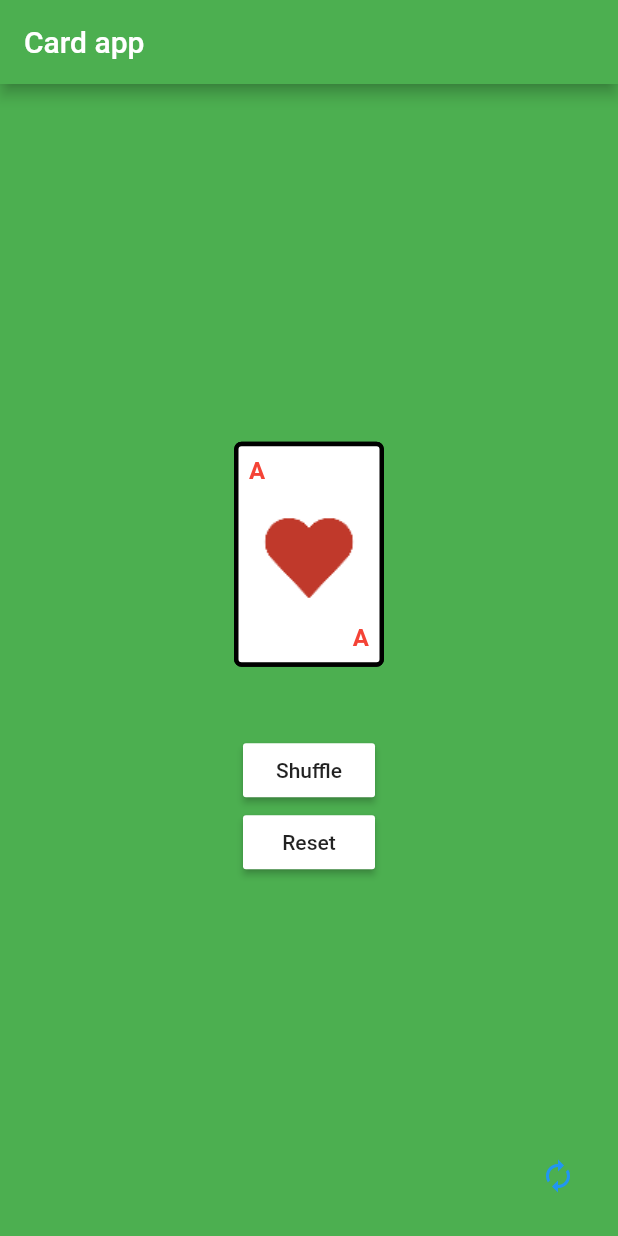
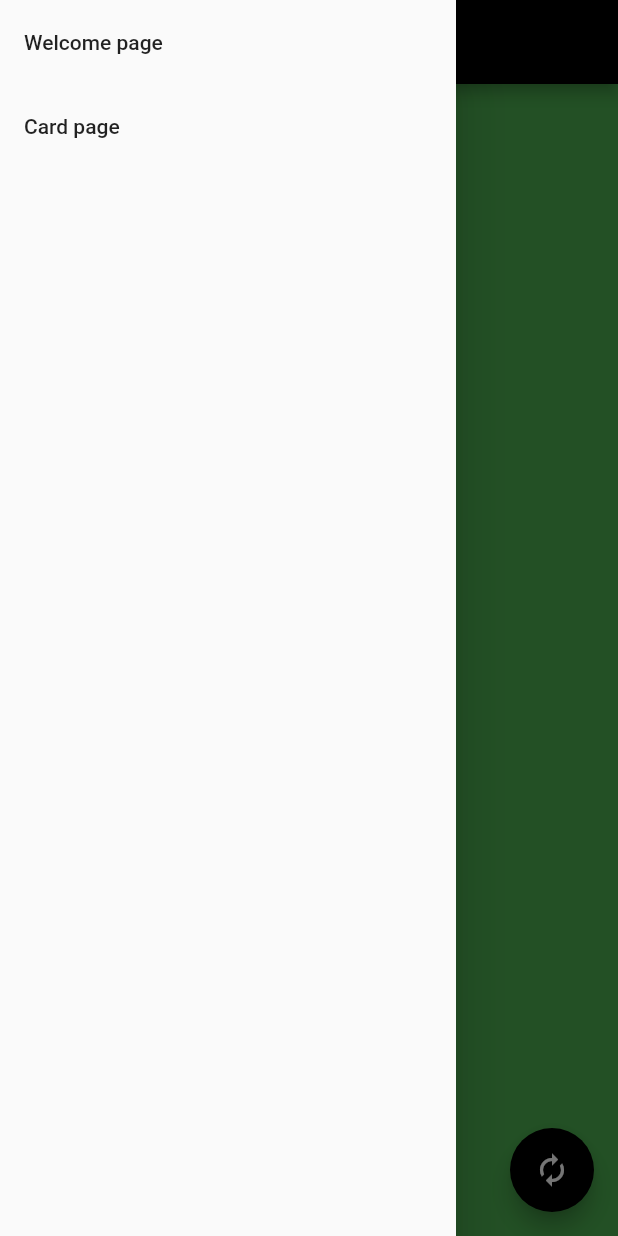
Before and after one commit to hornsbym/FlutterCardApp, a Flutter app: the screen it shows after launch, with the side drawer open (before the commit the screen has no drawer), on a phone screen of 412 x 824 dp. Run offline on Flutter 3.47's test engine with Material 2 defaults, Android fonts, the phone set to English and light mode, and no system bars.

```diff
--- a/lib/Themes.dart
+++ b/lib/Themes.dart
@@ -4,11 +4,22 @@ enum ThemeKeys {PRIMARY, SECONDARY}
 
 class Themes {
   static final ThemeData primary = ThemeData(
-    primaryColor: Colors.green,
+    primaryColor: Colors.black,
+    primaryColorLight: Colors.green,
+    buttonTheme: ButtonThemeData(
+      buttonColor: Colors.yellow,
+      shape: RoundedRectangleBorder(
+        borderRadius: BorderRadius.circular(10)
+      )
+    )
   );
 
   static final ThemeData secondary = ThemeData(
     primaryColor: Colors.grey,
+    primaryColorLight: Colors.lightBlue,
+    buttonTheme: ButtonThemeData(
+      buttonColor: Colors.white
+    )
   );
 
   static ThemeData getThemeFromKey(ThemeKeys themeKey) {
--- a/lib/src/CardTableState.dart
+++ b/lib/src/CardTableState.dart
@@ -36,6 +36,7 @@ class CardTableState extends State<CardTable>
 
   @override
   Widget build(BuildContext context) {
+    ThemeData theme = Theme.of(context);
     return Column(
       children: <Widget>[
         this._deck,
@@ -47,11 +48,11 @@ class CardTableState extends State<CardTable>
               RaisedButton(
                   child: Text("Shuffle"),
                   onPressed: this._shuffleCards,
-                  color: Colors.white),
+                  ),
               RaisedButton(
                   child: Text("Reset"),
                   onPressed: this._resetCards,
-                  color: Colors.white),
+                ),
             ],
           )
         )
--- a/lib/src/CustomTheme.dart
+++ b/lib/src/CustomTheme.dart
@@ -49,8 +49,8 @@ class CustomThemeState extends State<CustomTheme> {
     super.initState();
   }
 
-  void changeTheme(ThemeKeys themeKey) {
-    if (_theme.primaryColor == Colors.green) {
+  void changeTheme() {
+    if (_theme.primaryColor == Colors.black) {
       setState(() {
         _theme = Themes.getThemeFromKey(ThemeKeys.SECONDARY);
       });
--- a/lib/src/HomePage.dart
+++ b/lib/src/HomePage.dart
@@ -1,6 +1,7 @@
 import 'package:flutter/cupertino.dart';
 import 'package:flutter/material.dart';
-import 'package:intellij_flutter_app/Themes.dart';
+import 'package:intellij_flutter_app/src/MenuDrawer.dart';
+import 'package:intellij_flutter_app/src/WelcomePage.dart';
 
 import 'CardTable.dart';
 import 'CustomTheme.dart';
@@ -8,8 +9,22 @@ import 'CustomTheme.dart';
 /// Represents the Home screen of the application.
 ///
 /// Currently, there is only one screen with the application.
-class HomePage extends StatelessWidget {
+class HomePage extends StatefulWidget {
   final CardTable _cards = CardTable();
+
+  @override
+  HomePageState createState() => HomePageState();
+}
+
+class HomePageState extends State<HomePage> {
+  Widget body;
+
+  @override
+  void initState() {
+    super.initState();
+
+    body = WelcomePage();
+  }
 
   @override
   Widget build(BuildContext context) {
@@ -19,17 +34,41 @@ class HomePage extends StatelessWidget {
           backgroundColor: theme.primaryColor,
           title: Text("Card app"),
         ),
-        backgroundColor: theme.primaryColor,
-        floatingActionButton: IconButton(
-          color: Colors.blue,
-          icon: Icon(Icons.autorenew),
+        drawer: MenuDrawer(
+          ListView(
+            children: <Widget>[
+              ListTile(
+                title: Text("Welcome page"),
+                onTap: () {
+                  setState(() {
+                    body = WelcomePage();
+                  });
+                  Navigator.pop(context);
+                },
+              ),
+              ListTile(
+                title: Text("Card page"),
+                onTap: () {
+                  setState(() {
+                    body = widget._cards;
+                  });
+                  Navigator.pop(context);
+                },
+              ),
+            ],
+          )
+        ),
+        backgroundColor: theme.primaryColorLight,
+        floatingActionButton: FloatingActionButton(
+          backgroundColor: theme.primaryColor,
+          child: Icon(Icons.autorenew),
           onPressed: () {
-            print("Tapped button");
-            CustomTheme.instanceOf(context).changeTheme(ThemeKeys.PRIMARY);
+            CustomTheme.instanceOf(context).changeTheme();
           },
         ),
         body: Center(
-          child: _cards,
+          child: body,
         ));
   }
+
 }
--- /dev/null
+++ b/lib/src/MenuDrawer.dart
@@ -0,0 +1,14 @@
+import 'package:flutter/material.dart';
+
+class MenuDrawer extends StatelessWidget {
+  final ListView items;
+
+  MenuDrawer(this.items);
+
+  @override
+  Widget build(BuildContext context) {
+    return Drawer(
+      child: items
+    );
+  }
+}
--- /dev/null
+++ b/lib/src/WelcomePage.dart
@@ -0,0 +1,10 @@
+import 'package:flutter/material.dart';
+
+class WelcomePage extends StatelessWidget {
+  @override
+  Widget build(BuildContext context) {
+    return Container(
+      child: Text("Welcome!")
+    );
+  }
+}
```
